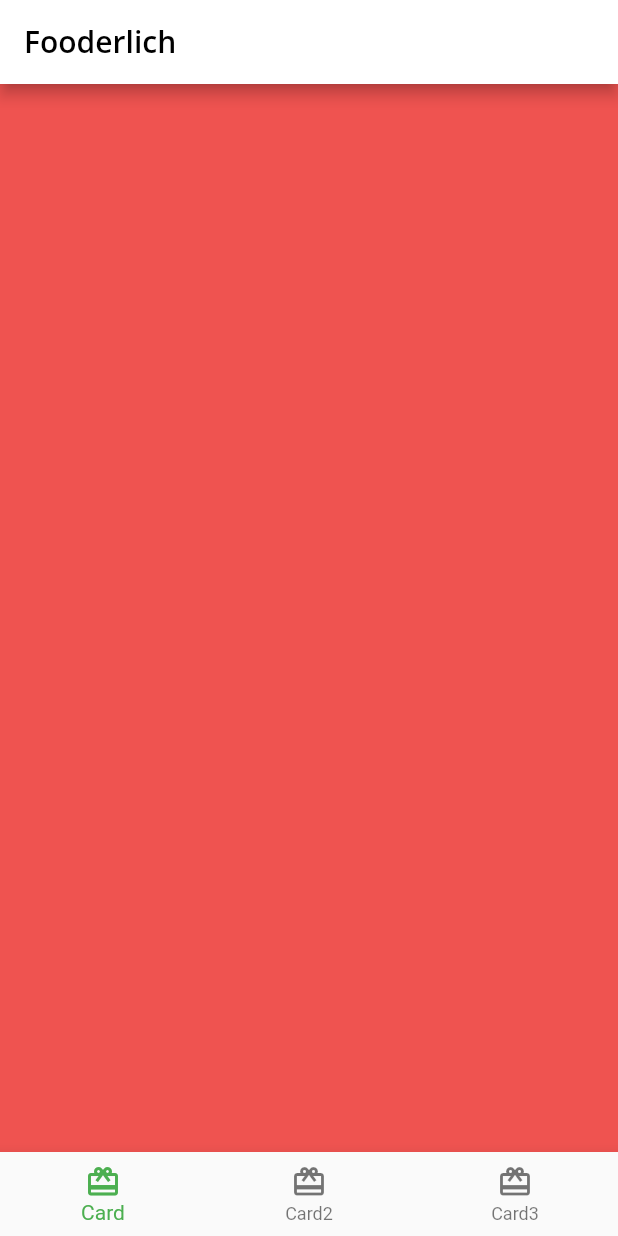
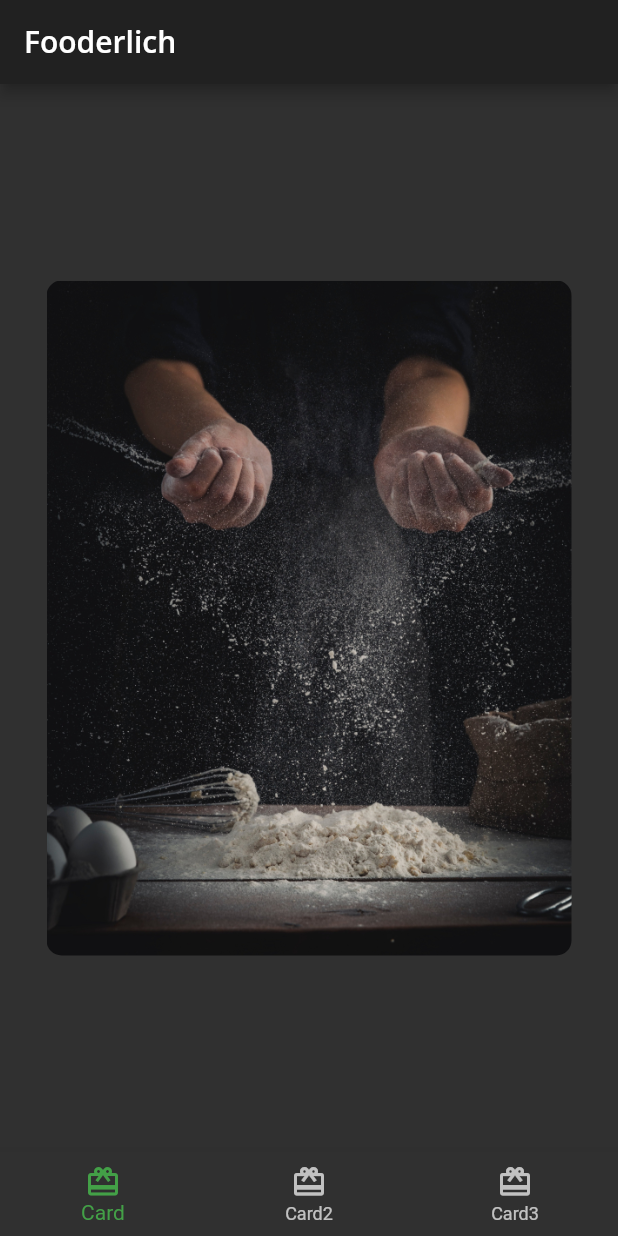
Before and after one commit to lakshayraturi/fooderlich, a Flutter app: the screen it shows after launch, on a phone screen of 412 x 824 dp. Run offline on Flutter 3.47's test engine with Material 2 defaults, Android fonts, the phone set to English and light mode, and no system bars; our stand-ins replace google_fonts.

Commit message:
Add image in card box

```diff
--- /dev/null
+++ b/lib/card1.dart
@@ -0,0 +1,27 @@
+import 'package:flutter/material.dart';
+
+class Card1 extends StatelessWidget {
+  const Card1({Key key}) : super(key: key);
+
+  final String category = 'Editor\'s Choice';
+  final String title = 'The Art of Dough';
+  final String description = 'Learn to make the perfect bread.';
+  final String chef = 'Ray Wenderlich';
+
+  @override
+  Widget build(BuildContext context) {
+    return Center(
+      child: Container(
+        padding: const EdgeInsets.all(16),
+        constraints: const BoxConstraints.expand(width: 350, height: 450),
+        decoration: const BoxDecoration(
+          image: DecorationImage(
+              image: AssetImage('assets/mag1.png'),
+              fit: BoxFit.cover,
+            ),
+            borderRadius: BorderRadius.all(Radius.circular(10.0)),
+        ),
+      ),
+    );
+  }
+}
--- a/lib/home.dart
+++ b/lib/home.dart
@@ -1,4 +1,5 @@
 import 'package:flutter/material.dart';
+import './card1.dart';
 
 class Home extends StatefulWidget {
   const Home({Key key}) : super(key: key);
@@ -10,7 +11,7 @@ class _HomeState extends State<Home> {
   int _selectedIndex = 0;
 
   static List<Widget> pages = <Widget>[
-    Container(color: Colors.red[400]),
+   const Card1(),
     Container(color: Colors.lightGreenAccent),
     Container(color: Colors.blueAccent),
   ];
--- a/lib/main.dart
+++ b/lib/main.dart
@@ -13,7 +13,7 @@ class Fooderlich extends StatelessWidget {
   @override
   Widget build(BuildContext context) {
     // 2
-    final theme = FooderlichTheme.light();
+    final theme = FooderlichTheme.dark();
     return MaterialApp(
       // 3
       theme: theme,
```
